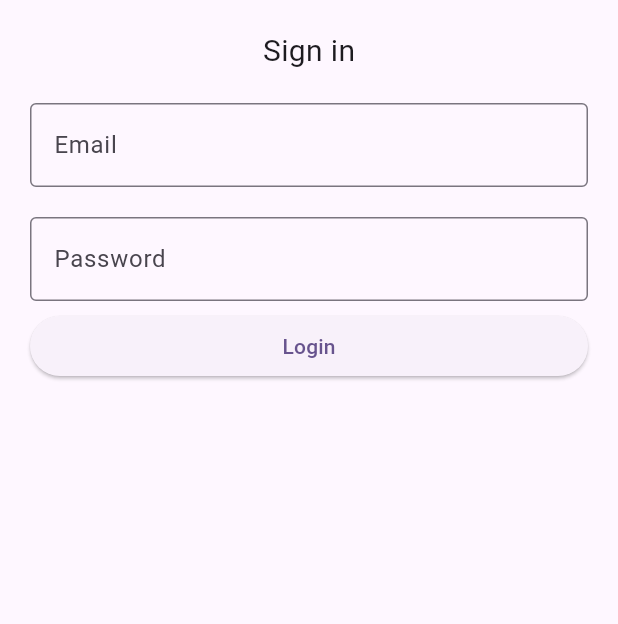
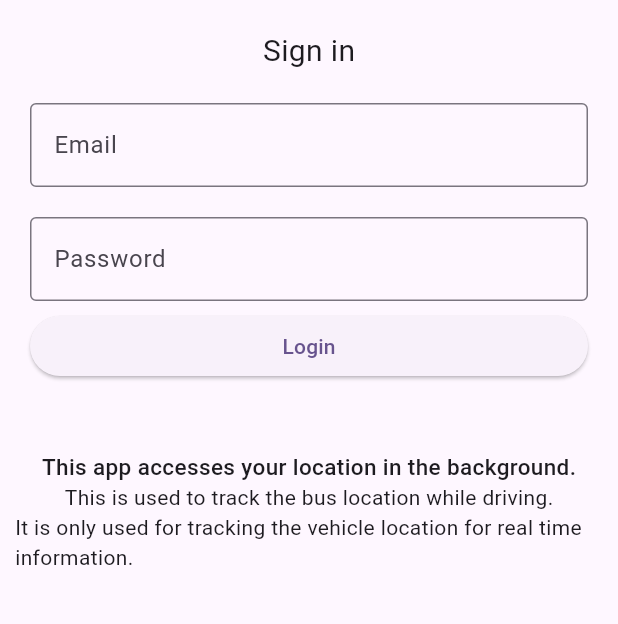
Before and after one commit to busfeedie/busfeed-driver, a Flutter app: the screen it shows after launch, on a phone screen of 412 x 824 dp, the part 179-803 px from its top. Run offline on Flutter 3.47's test engine with Material 3 defaults, Android fonts, the phone set to English and light mode, and no system bars; our stand-ins replace flutter_secure_storage, google_maps_flutter, location, permission_handler; missing offline and left inert: background_location_tracker.

Commit message:
v17 - Add location permission disclosure

```diff
--- a/lib/login.dart
+++ b/lib/login.dart
@@ -98,21 +98,20 @@ class LoginPageState extends State<LoginPage> {
                       onPressed: _login,
                       child: const Text('Login'),
                     )),
-                // Row(
-                //   children: <Widget>[
-                //     const Text('Does not have account?'),
-                //     TextButton(
-                //       child: const Text(
-                //         'Sign in',
-                //         style: TextStyle(fontSize: 20),
-                //       ),
-                //       onPressed: () {
-                //         //signup screen
-                //       },
-                //     )
-                //   ],
-                //   mainAxisAlignment: MainAxisAlignment.center,
-                // ),
+                const Column(
+                  children: <Widget>[
+                    SizedBox(height: 50),
+                    Text(
+                      'This app accesses your location in the background.',
+                      style:
+                          TextStyle(fontWeight: FontWeight.w500, fontSize: 15),
+                    ),
+                    Text(
+                        'This is used to track the bus location while driving.'),
+                    Text(
+                        'It is only used for tracking the vehicle location for real time information.'),
+                  ],
+                ),
               ],
             ));
   }
--- a/pubspec.yaml
+++ b/pubspec.yaml
@@ -16,7 +16,7 @@ publish_to: 'none' # Remove this line if you wish to publish to pub.dev
 # https://developer.apple.com/library/archive/documentation/General/Reference/InfoPlistKeyReference/Articles/CoreFoundationKeys.html
 # In Windows, build-name is used as the major, minor, and patch parts
 # of the product and file versions while build-number is used as the build suffix.
-version: 1.0.0+16
+version: 1.0.0+17
 
 environment:
   sdk: '>=3.2.0 <4.0.0'
```
